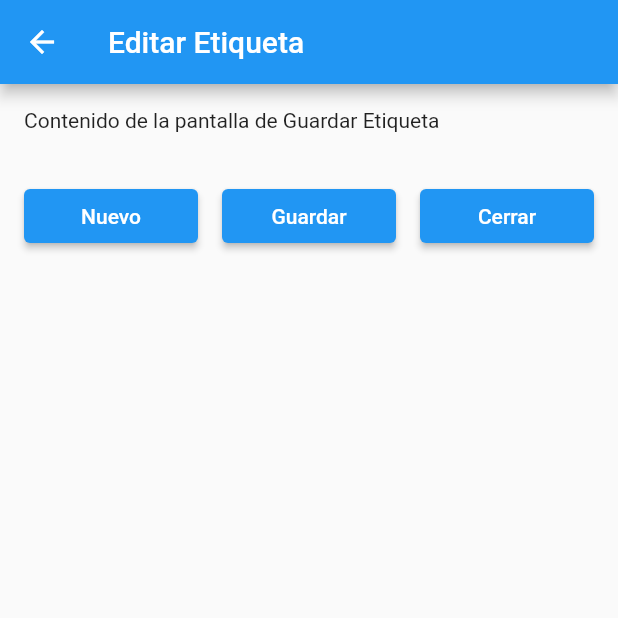
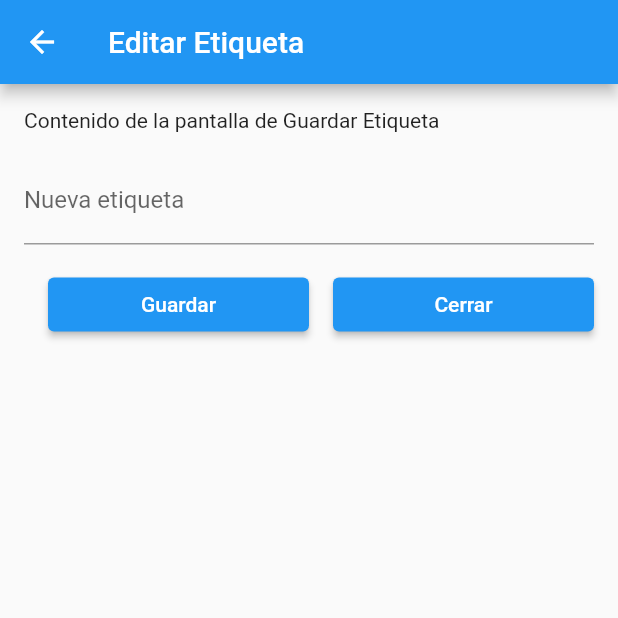
Before and after one commit to Camila-Negron/practica1, a Flutter app: the GuardarEtiqueta screen opened directly, on a phone screen of 412 x 824 dp, the top half of it. Run offline on Flutter 3.47's test engine with Material 2 defaults, Android fonts, the phone set to English and light mode, and no system bars; our stand-ins replace bloc, flutter_bloc.

Commit message:
editar etiqueta

```diff
--- a/lib/GuardarEtiqueta.dart
+++ b/lib/GuardarEtiqueta.dart
@@ -1,18 +1,18 @@
 import 'package:flutter/material.dart';
+import 'package:flutter_bloc/flutter_bloc.dart';
+//import 'package:practica1/todo_form_cubit.dart';
 
-class GuardarEtiqueta extends StatefulWidget {
+import 'package:practica1/drop_cubit.dart';
+import 'package:practica1/state_drop.dart';
+
+class GuardarEtiqueta extends StatelessWidget {
   static final nombrePagina = "guardar_etiqueta";
-
-  @override
-  _GuardarEtiquetaState createState() => _GuardarEtiquetaState();
-}
-
-class _GuardarEtiquetaState extends State<GuardarEtiqueta> {
-  bool _mostrarCampoTexto = false;
-  TextEditingController _etiquetaController = TextEditingController();
+  final _etiquetaController = TextEditingController();
 
   @override
   Widget build(BuildContext context) {
+    final TodoFormCubit _cubit = BlocProvider.of<TodoFormCubit>(context);
+
     return Scaffold(
       appBar: AppBar(
         title: Text('Editar Etiqueta'),
@@ -26,33 +26,25 @@ class _GuardarEtiquetaState extends State<GuardarEtiqueta> {
             SizedBox(
               height: 16.0,
             ),
-            if (_mostrarCampoTexto)
-              TextField(
-                controller: _etiquetaController,
-                decoration: InputDecoration(
-                  labelText: 'Nueva etiqueta',
-                ),
+            TextField(
+              controller: _etiquetaController,
+              decoration: InputDecoration(
+                labelText: 'Nueva etiqueta',
               ),
+            ),
             SizedBox(
               height: 16.0,
             ),
             Row(
               children: <Widget>[
-                Expanded(
-                  child: ElevatedButton(
-                    onPressed: () {
-                      setState(() {
-                        _mostrarCampoTexto = true;
-                      });
-                    },
-                    child: Text('Nuevo'),
-                  ),
-                ),
                 SizedBox(width: 16.0),
                 Expanded(
                   child: ElevatedButton(
                     onPressed: () {
+                      String nuevaEtiqueta = _etiquetaController.text;
+                      context.read<TodoFormCubit>().addItem(nuevaEtiqueta);
                       // Acción para el botón "Guardar"
+                      Navigator.pop(context);
                     },
                     child: Text('Guardar'),
                   ),
--- a/lib/drop_cubit.dart
+++ b/lib/drop_cubit.dart
@@ -14,4 +14,10 @@ class TodoFormCubit extends Cubit<TodoFormState> {
   void updateSelectedDropdownItem(String selectedItem) {
     emit(state.copyWith(selectedDropdownItem: selectedItem));
   }
+
+  void addItem(String item) {
+    final items = state.dropdownItems.toList();
+    items.add(item);
+    emit(state.copyWith(dropdownItems: items));
+  }
 }
--- a/pubspec.yaml
+++ b/pubspec.yaml
@@ -30,6 +30,7 @@ environment:
 dependencies:
   flutter:
     sdk: flutter
+  http: ^0.13.3
 
  # flutter_login: ^2.0.2
 
```
Also changed, not shown: lib/formulario.dart (+6 -1 lines), lib/login.dart (+9 -5 lines), lib/todo_cubit.dart (+19 -0 lines), pubspec.lock.
